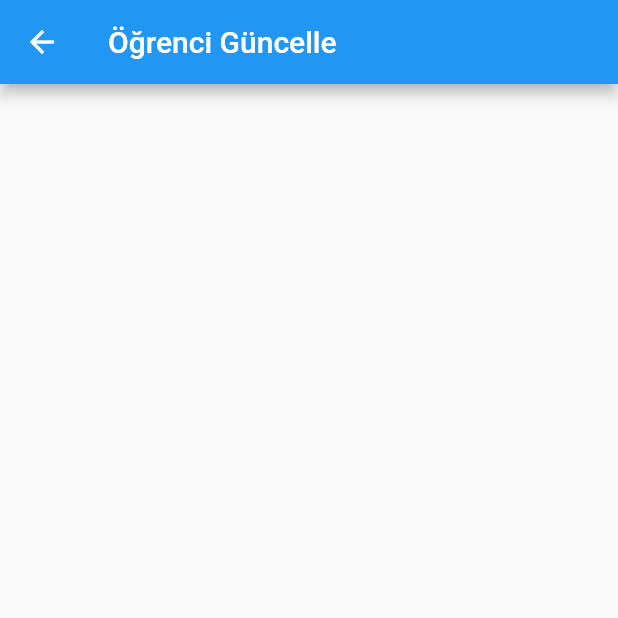
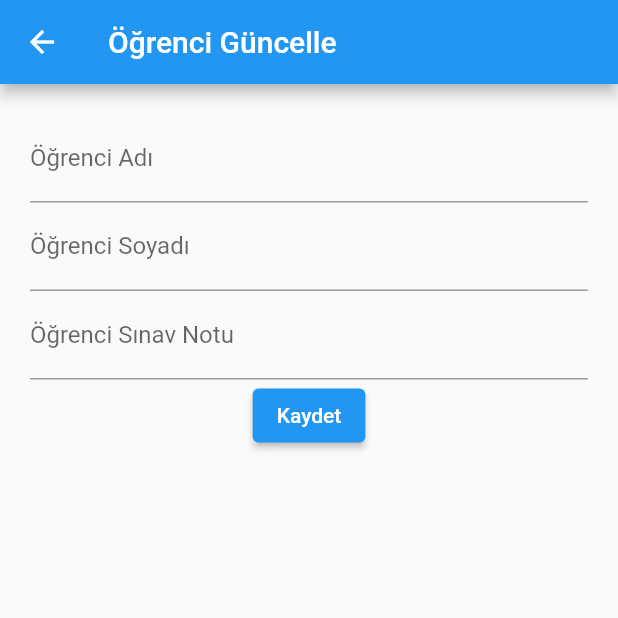
Before and after one commit to FatihBaycu/FirstFlutterApp, a Flutter app: the screen it shows after launch, item 2 of the bottom bar chosen, on a phone screen of 412 x 824 dp, the top half of it. Run offline on Flutter 3.47's test engine with Material 2 defaults, Android fonts, the phone set to English and light mode, and no system bars; network calls fail.

Commit message:
Güncellenecek.

```diff
--- a/lib/models/StudentAdd.dart
+++ b/lib/models/StudentAdd.dart
@@ -51,7 +51,7 @@ class _StudentAddState extends State<StudentAdd> {
 
   buildFirstNameField() {
     return TextFormField(
-      decoration: InputDecoration(labelText: "Öğrenci Adı", hintText: "Tufan"),
+      decoration: InputDecoration(labelText: "Öğrenci Adı", hintText: "a"),
       onSaved: (String value) {
         student.firstName = value;
       },
@@ -61,7 +61,7 @@ class _StudentAddState extends State<StudentAdd> {
   buildLastNameField() {
     return TextFormField(
       decoration:
-          InputDecoration(labelText: "Öğrenci Soyadı", hintText: "Karçam"),
+          InputDecoration(labelText: "Öğrenci Soyadı", hintText: "b"),
       onSaved: (String value2) {
         student.lastName = value2;
       },
--- a/lib/models/StudentUpdate.dart
+++ b/lib/models/StudentUpdate.dart
@@ -14,7 +14,10 @@ class StudentUpdate extends StatefulWidget {
   }
 }
 
-class _StudentUpdate extends State {
+class _StudentUpdate extends State<StudentUpdate> {
+    var formKey = GlobalKey<FormState>();
+    Student student = Student("", "", 0);
+
   @override
   Widget build(BuildContext context) {
     return Scaffold(
@@ -24,6 +27,64 @@ class _StudentUpdate extends State {
       body: buildBody(),
     );
   }
+
+  buildBody() {
+  return Container(
+    margin:EdgeInsets.all(20.0),
+    child:Form(
+      key: formKey,
+      child:Column(
+        children: [
+          buildFirstNameField(),
+          buildLastNameField(),
+          buildGradeField(),
+          buildSubmitButton()
+          ],)
+             )
+        );
+      }
+
+  buildFirstNameField() {
+    return TextFormField(
+
+      decoration: InputDecoration(labelText: "Öğrenci Adı", hintText: "a"),
+      onSaved: (String value) {
+        student.firstName = value;
+      },
+    );
+  }
+
+  buildLastNameField() {
+    return TextFormField(
+      decoration:
+          InputDecoration(labelText: "Öğrenci Soyadı", hintText: "b"),
+
+      onSaved: (String value2) {
+        student.lastName = value2;
+      },
+    );
+  }
+
+  buildGradeField() {
+    return TextFormField(
+
+      decoration:
+          InputDecoration(labelText: "Öğrenci Sınav Notu", hintText: "75"),
+      onSaved: (String value3) {
+        this.student.grade = int.parse(value3);
+      },
+    );
+  }
+
+  Widget buildSubmitButton() {
+    return ElevatedButton(
+      child: Text("Kaydet"),
+      onPressed: () {
+        formKey.currentState.save();
+        widget.students.add(student);
+        Navigator.pop(context);
+      },
+    );
+  }
+
 }
-
-buildBody() {}
```
Also changed, not shown: lib/main.dart (+37 -50 lines), 1 other file.
